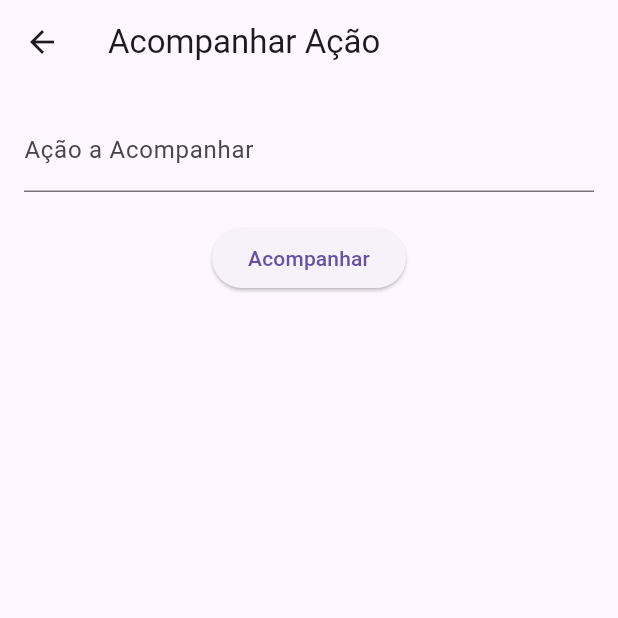
After one commit to PedroRamos111/BolsaDeValoresMVC, a Flutter app: the HomePage screen opened directly, after a tap on "Enviar", after a tap on "Quero acompanhar uma ação", on a phone screen of 412 x 824 dp, the top half of it. The commit adds this screen. Run offline on Flutter 3.47's test engine with Material 3 defaults, Android fonts, the phone set to English and light mode, and no system bars; our stand-ins replace flutter_dotenv.

Commit message:
compra venda e acompanhar/ mudança no login e logado page

```diff
--- /dev/null
+++ b/lab_mobile/lib/pages/acompanhar.dart
@@ -0,0 +1,84 @@
+import 'package:flutter_dotenv/flutter_dotenv.dart';
+import 'dart:convert';
+import 'package:flutter/material.dart';
+import 'package:lab_flutter/components/my_button.dart';
+import 'package:lab_flutter/components/my_textfild.dart';
+import 'package:http/http.dart' as http;
+import 'package:lab_flutter/pages/cadastro.dart';
+import 'package:lab_flutter/utils/constants.dart';
+import 'package:lab_flutter/utils/globals.dart' as globals;
+import 'homepage.dart';
+
+
+class AcompanharPage extends StatefulWidget {
+  @override
+  _AcompanharPageState createState() => _AcompanharPageState();
+}
+
+class _AcompanharPageState extends State<AcompanharPage> {
+  final _formKey = GlobalKey<FormState>();
+  final acompanharController = TextEditingController();
+
+  Future<void> _acompanharAcao() async {
+    if (_formKey.currentState!.validate()) {
+      if (globals.loggedInUser == null) {
+        ScaffoldMessenger.of(context).showSnackBar(
+          SnackBar(content: Text('Usuário não autenticado!')),
+        );
+        return;
+      }
+
+      var response = await http.post(
+        Uri.parse('${dotenv.env['API_URL']}/acompanha'),
+        body: {
+          'acompanha': acompanharController.text,
+          'username': globals.loggedInUser, // Envia o nome do usuário
+        },
+      );
+
+      if (response.statusCode == 200) {
+        ScaffoldMessenger.of(context).showSnackBar(
+          SnackBar(content: Text('Acompanhamento enviado com sucesso!')),
+        );
+      } else {
+        ScaffoldMessenger.of(context).showSnackBar(
+          SnackBar(content: Text('Erro ao enviar acompanhamento!')),
+        );
+      }
+    }
+  }
+
+  @override
+  Widget build(BuildContext context) {
+    return Scaffold(
+      appBar: AppBar(
+        title: Text('Acompanhar Ação'),
+      ),
+      body: Padding(
+        padding: const EdgeInsets.all(16.0),
+        child: Form(
+          key: _formKey,
+          child: Column(
+            children: [
+              TextFormField(
+                controller: acompanharController,
+                decoration: InputDecoration(labelText: 'Ação a Acompanhar'),
+                validator: (value) {
+                  if (value == null || value.isEmpty) {
+                    return 'Por favor, insira a ação';
+                  }
+                  return null;
+                },
+              ),
+              SizedBox(height: 20),
+              ElevatedButton(
+                onPressed: _acompanharAcao,
+                child: Text('Acompanhar'),
+              ),
+            ],
+          ),
+        ),
+      ),
+    );
+  }
+}
--- a/lab_mobile/lib/pages/homepage.dart
+++ b/lab_mobile/lib/pages/homepage.dart
@@ -0,0 +1,138 @@
+import 'package:flutter/material.dart';
+import 'package:flutter_dotenv/flutter_dotenv.dart';
+import 'package:http/http.dart' as http;
+import 'package:lab_flutter/utils/globals.dart' as globals;
+
+import 'acompanhar.dart';
+
+class HomePage extends StatefulWidget {
+  const HomePage({super.key});
+
+  static Route<void> route() {
+    return MaterialPageRoute(builder: (context) => const HomePage());
+  }
+
+  @override
+  _HomePageState createState() => _HomePageState();
+}
+
+class _HomePageState extends State<HomePage> {
+  final _formKey = GlobalKey<FormState>();
+  String transactionType = 'compra';
+  final stockController = TextEditingController();
+  final quantityController = TextEditingController();
+  final priceController = TextEditingController();
+
+  Future<void> _submitTransaction() async {
+    if (_formKey.currentState!.validate()) {
+      if (globals.loggedInUser == null) {
+        ScaffoldMessenger.of(context).showSnackBar(
+          SnackBar(content: Text('Usuário não autenticado!')),
+        );
+        return;
+      }
+
+      String endpoint = transactionType == 'compra' ? '/compra' : '/venda';
+      var response = await http.post(
+        Uri.parse('${dotenv.env['API_URL']}$endpoint'),
+        body: {
+          'ativo': stockController.text,
+          'quant': quantityController.text,
+          'val': priceController.text,
+          'username': globals.loggedInUser,
+        },
+      );
+
+      if (response.statusCode == 200) {
+        ScaffoldMessenger.of(context).showSnackBar(
+          SnackBar(content: Text('Transação enviada com sucesso!')),
+        );
+      } else {
+        ScaffoldMessenger.of(context).showSnackBar(
+          SnackBar(content: Text('Erro ao enviar transação!')),
+        );
+      }
+    }
+  }
+
+  void _navigateToAcompanhar() {
+    Navigator.push(
+      context,
+      MaterialPageRoute(builder: (context) => AcompanharPage()),
+    );
+  }
+
+  @override
+  Widget build(BuildContext context) {
+    return Scaffold(
+      appBar: AppBar(
+        title: Text('Compra e Venda de Ações'),
+      ),
+      body: Padding(
+        padding: const EdgeInsets.all(16.0),
+        child: Form(
+          key: _formKey,
+          child: Column(
+            children: [
+              DropdownButtonFormField<String>(
+                value: transactionType,
+                items: [
+                  DropdownMenuItem(value: 'compra', child: Text('Compra')),
+                  DropdownMenuItem(value: 'venda', child: Text('Venda')),
+                ],
+                onChanged: (value) {
+                  setState(() {
+                    transactionType = value!;
+                  });
+                },
+                decoration: InputDecoration(labelText: 'Tipo de Transação'),
+              ),
+              TextFormField(
+                controller: stockController,
+                decoration: InputDecoration(labelText: 'Ação'),
+                validator: (value) {
+                  if (value == null || value.isEmpty) {
+                    return 'Por favor, insira a ação';
+                  }
+                  return null;
+                },
+              ),
+              TextFormField(
+                controller: quantityController,
+                decoration: InputDecoration(labelText: 'Quantidade'),
+                keyboardType: TextInputType.number,
+                validator: (value) {
+                  if (value == null || value.isEmpty) {
+                    return 'Por favor, insira a quantidade';
+                  }
+                  return null;
+                },
+              ),
+              TextFormField(
+                controller: priceController,
+                decoration: InputDecoration(labelText: 'Preço'),
+                keyboardType: TextInputType.number,
+                validator: (value) {
+                  if (value == null || value.isEmpty) {
+                    return 'Por favor, insira o preço';
+                  }
+                  return null;
+                },
+              ),
+              SizedBox(height: 20),
+              ElevatedButton(
+                onPressed: _submitTransaction,
+                child: Text('Enviar'),
+              ),
+              SizedBox(height: 20),
+              ElevatedButton(
+                onPressed: _navigateToAcompanhar,
+                child: Text('Quero acompanhar uma ação'),
+              ),
+            ],
+          ),
+        ),
+      ),
+    );
+  }
+}
--- a/lab_mobile/lib/pages/login_page.dart
+++ b/lab_mobile/lib/pages/login_page.dart
@@ -7,6 +7,8 @@ import 'package:lab_flutter/components/my_textfild.dart';
 import 'package:http/http.dart' as http;
 import 'package:lab_flutter/pages/cadastro.dart';
 import 'package:lab_flutter/utils/constants.dart';
+import 'package:lab_flutter/utils/globals.dart' as globals;
+import 'homepage.dart';
 
 class LoginPage extends StatefulWidget {
   const LoginPage({super.key});
@@ -29,9 +31,10 @@ class _LoginPageState extends State<LoginPage> {
         await loginF(passwordTextController.text, usernameTextController.text));
 
     if (login['success'] as bool) {
+      globals.loggedInUser = usernameTextController.text;
       context.showSnackBar(message: 'Login realizado com sucesso');
       Navigator.of(context)
-          .pushAndRemoveUntil(CadastroUsuario.route(), (route) => false);
+          .pushAndRemoveUntil(HomePage.route(), (route) => false);
     } else {
       context.showErrorSnackBar(message: 'Erro no login');
     }
--- /dev/null
+++ b/lab_mobile/lib/utils/globals.dart
@@ -0,0 +1,3 @@
+library my_prj.globals;
+
+String? loggedInUser;
```
Also changed, not shown: 6 other files.
